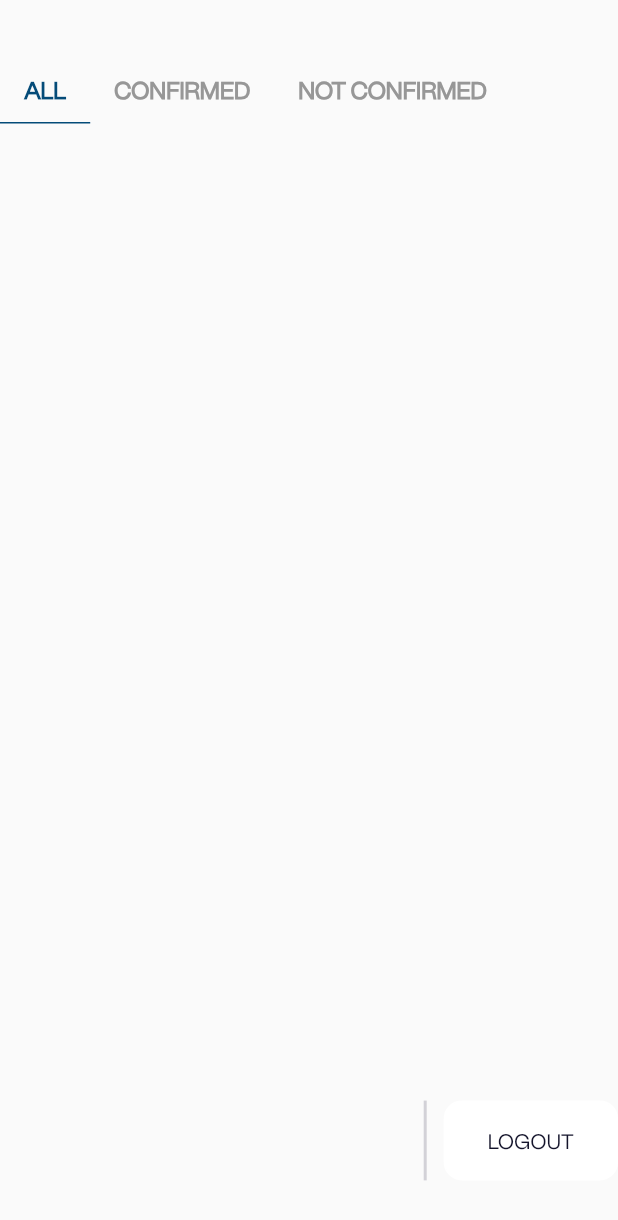
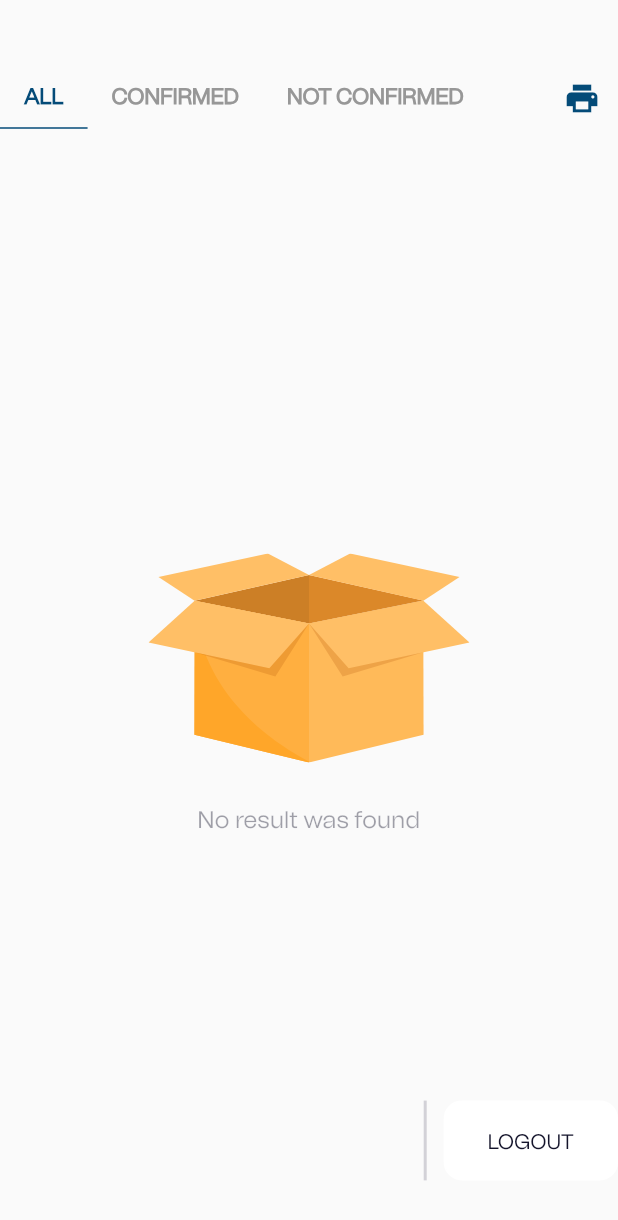
Before and after one commit to okwuy09/Arcon, a Flutter app: the AdminHome widget shown alone on an empty page, opened directly with empty values, on a phone screen of 412 x 824 dp. Shown: the top 1220 px of the screen. Run offline on Flutter 3.47's test engine with Material 2 defaults, Android fonts, the phone set to English and light mode, and no system bars; our stand-ins replace carousel_slider, cloud_firestore, firebase_auth, firebase_core, firebase_storage, flutter_spinkit and 8 more; missing offline and left inert: dart:html, image_picker_web, mime_type; accounts and stored records are empty.

Commit message:
Added Print And Calendar

```diff
--- a/lib/pages/calendar/view/view.dart
+++ /dev/null
@@ -1 +0,0 @@
-export 'default.dart';
--- a/lib/pages/home/view/home_page.dart
+++ b/lib/pages/home/view/home_page.dart
@@ -1,12 +1,16 @@
+import 'dart:convert';
+import 'dart:html' show AnchorElement;
+
 import 'package:arcon/app.dart';
 import 'package:arcon/config/config.dart';
 import 'package:arcon/controllers/controllers.dart';
 import 'package:arcon/logic/models/models.dart';
 import 'package:arcon/pages/shared/shared.dart';
-import 'package:arcon/services/authentication.dart';
-import 'package:arcon/services/database/database.dart';
+import 'package:arcon/services/services.dart';
 import 'package:cloud_firestore/cloud_firestore.dart';
 import 'package:flutter/material.dart';
+import 'package:flutter_spinkit/flutter_spinkit.dart';
+import 'package:flutter_svg/flutter_svg.dart';
 import 'package:get/get.dart';
 import 'package:step_progress_indicator/step_progress_indicator.dart';
 
@@ -79,6 +83,7 @@ class _AdminHomeState extends State<AdminHome> with TickerProviderStateMixin {
   @override
   void initState() {
     tabController = TabController(length: 3, vsync: this);
+    fetchItems();
     super.initState();
   }
 
@@ -87,6 +92,9 @@ class _AdminHomeState extends State<AdminHome> with TickerProviderStateMixin {
     tabController.dispose();
     super.dispose();
   }
+
+  List<User> participants = [];
+  bool isLoading = true;
 
   @override
   Widget build(BuildContext context) {
@@ -99,7 +107,11 @@ class _AdminHomeState extends State<AdminHome> with TickerProviderStateMixin {
           height: App.screenHeight * 0.05,
         ),
 
-        Align(
+        Row(
+          children: [
+            Expanded(
+              flex: 5,
+              child: Align(
                 alignment: Alignment.centerLeft,
                 child: SizedBox(
                   height: App.screenHeight * 0.05,
@@ -110,16 +122,24 @@ class _AdminHomeState extends State<AdminHome> with TickerProviderStateMixin {
                       borderSide: BorderSide(color: CustomColors.primary),
                     ),
                     labelColor: CustomColors.primary,
-              labelStyle: const TextStyle(
-                  fontFamily: 'TomatoGrotesk',
-                  fontSize: 16,
-                  fontWeight: FontWeight.w600
+                    labelStyle: TextStyle(
+                        fontFamily: "TomatoGrotesk",
+                        fontSize: ResponsiveWidget.isLargeScreen()
+                            ? App.screenHeight * 0.1 * 0.21 : ResponsiveWidget.isMediumScreen()
+                            ? App.screenHeight * 0.1 * 0.20 : ResponsiveWidget.isSmallScreen()
+                            ? App.screenHeight * 0.1 * 0.19 : App.screenHeight * 0.1 * 0.18,
+                        fontWeight: FontWeight.w700,
+                        letterSpacing: 0.1,
                     ),
                     unselectedLabelColor: CustomColors.grey[4],
-              unselectedLabelStyle: const TextStyle(
-                  fontFamily: 'TomatoGrotesk',
-                  fontSize: 16,
-                  fontWeight: FontWeight.w600
+                    unselectedLabelStyle: TextStyle(
+                      fontFamily: "TomatoGrotesk",
+                      fontSize: ResponsiveWidget.isLargeScreen()
+                          ? App.screenHeight * 0.1 * 0.21 : ResponsiveWidget.isMediumScreen()
+                          ? App.screenHeight * 0.1 * 0.20 : ResponsiveWidget.isSmallScreen()
+                          ? App.screenHeight * 0.1 * 0.19 : App.screenHeight * 0.1 * 0.18,
+                      fontWeight: FontWeight.w700,
+                      letterSpacing: 0.1,
                     ),
                     onTap: (index) {},
                     tabs: const [
@@ -136,6 +156,34 @@ class _AdminHomeState extends State<AdminHome> with TickerProviderStateMixin {
                   ),
                 ),
               ),
+            ),
+
+            MaterialButton(
+              height: App.screenHeight * 0.05,
+              minWidth: App.screenHeight * 0.05,
+              elevation: 0,
+              padding: EdgeInsets.zero,
+              shape: const RoundedRectangleBorder(
+                  borderRadius: BorderRadius.all(
+                    Radius.circular(12),
+                  )
+              ),
+              onPressed: () {
+                saveTextFile();
+              },
+              child: Center(
+                child: Icon(
+                  Icons.print,
+                  color: CustomColors.primary,
+                  size: ResponsiveWidget.isLargeScreen()
+                      ? App.screenHeight * 0.05 * 0.66 : ResponsiveWidget.isMediumScreen()
+                      ? App.screenHeight * 0.05 * 0.65 : ResponsiveWidget.isSmallScreen()
+                      ? App.screenHeight * 0.05 * 0.64 : App.screenHeight * 0.05 * 0.60,
+                ),
+              ),
+            )
+          ],
+        ),
 
         SizedBox(
           height: App.screenHeight * 0.02,
@@ -145,9 +193,9 @@ class _AdminHomeState extends State<AdminHome> with TickerProviderStateMixin {
           child: TabBarView(
               controller: tabController,
               children: [
-                list(UserDatabase.usersCollection.where("type", isEqualTo: "user")),
-                list(UserDatabase.usersCollection.where("type", isEqualTo: "user").where('details.paymentConfirmed', isEqualTo: "true")),
-                list(UserDatabase.usersCollection.where("type", isEqualTo: "user").where('details.paymentConfirmed', isEqualTo: "false")),
+                list(0),
+                list(1),
+                list(2),
               ]
           ),
         ),
@@ -217,16 +265,129 @@ class _AdminHomeState extends State<AdminHome> with TickerProviderStateMixin {
     );
   }
 
-  Widget list(Query query){
-    return FirestoreListView(
+  Widget list(int index){
+    List<User> filtered = [];
+
+    switch(index){
+      case 0:
+        filtered = participants;
+        break;
+      case 1:
+        for(User user in participants){
+          if(user.details["paymentConfirmed"] == "true"){
+            filtered.add(user);
+          }
+        }
+        break;
+      case 2:
+        for(User user in participants){
+          if(user.details["paymentConfirmed"] == "false"){
+            filtered.add(user);
+          }
+        }
+        break;
+    }
+
+    return Builder(
+      builder: (context) {
+        if(isLoading){
+          return const SpinKitWaveSpinner(
+            color: CustomColors.primary,
+            size: 65,
+          );
+        }
+
+        if(filtered.isEmpty){
+          return Column(
+            mainAxisAlignment: MainAxisAlignment.center,
+            children: [
+              const Expanded(child: SizedBox()),
+
+              SizedBox(
+                height: App.screenHeight * 0.3,
+                width: App.screenHeight * 0.3,
+                child: Align(
+                  alignment: Alignment.bottomCenter,
+                  child: SvgPicture.asset(
+                      'assets/images/no_result.svg',
+                      semanticsLabel: "No Event"
+                  ),
+                ),
+              ),
+
+              const SizedBox(height: 20),
+
+              CustomText(
+                'No result was found',
+                style: TextStyles(
+                  color: CustomColors.grey[5]!.withOpacity(0.4),
+                ).textBodyExtraLarge,
+              ),
+
+              const Expanded(child: SizedBox())
+            ],
+          );
+        }
+
+        return ListView.builder(
+          itemCount: filtered.length,
           shrinkWrap: true,
           scrollDirection: Axis.vertical,
-        query: query.orderBy("number", descending: false),
-        pageSize: 10,
-        itemBuilder: (context, querySnapshot, index, length) {
-          return UserItem(user: User.fromDocumentSnapshot(querySnapshot));
+          itemBuilder: (context, index) {
+            return UserItem(user: filtered[index]);
+          },
+        );
+      },
+    );
   }
-    );
+
+  void fetchItems() async {
+    List<User> users = [];
+
+    final snapshot = await UserDatabase.usersCollection
+        .where("type", isEqualTo: "user")
+        .orderBy("number", descending: false)
+        .get();
+
+    for(DocumentSnapshot documentSnapshot in snapshot.docs){
+      users.add(User.fromDocumentSnapshot(documentSnapshot));
+    }
+
+    setState(() {
+      participants = users;
+      isLoading = false;
+    });
+  }
+
+  void saveTextFile() {
+
+    String text = "LIST OF REGISTERED USERS\n\n";
+
+    for(User user in participants) {
+      String number = user.number.toString();
+      if(number.length == 1){
+        number = "00$number";
+      } else if(number.length == 2){
+        number = "0$number";
+      }
+
+      number = "ARC$number";
+
+
+      bool isPaymentSubmitted = user.details["paymentSubmitted"] == "true";
+      bool isPaymentConfirmed = user.details["paymentConfirmed"] == "true";
+      final status =  "PAYMENT ${
+          isPaymentSubmitted ? isPaymentConfirmed
+              ? "CONFIRMED" : "NOT YET CONFIRMED" : "NOT YET MADE"}";
+
+      text = "$text$number ${user.name} - $status\n";
+    }
+
+    AnchorElement()
+      ..href = '${Uri.dataFromString(text, mimeType: 'text/csv', encoding: utf8)}'
+      ..download = "participant_list"
+      ..style.display = 'none'
+      ..click();
   }
 }
 
@@ -567,8 +728,6 @@ class UserHome extends StatelessWidget {
   }
 
   Widget viewCalendar(double width) {
-    return completeRegistration(width);
-    //TODO
     return Container(
         height: ResponsiveWidget.isExtraSmallScreen()
             ? App.screenHeight * .18: ResponsiveWidget.isSmallScreen()
```
Also changed, not shown: lib/pages/calendar/calendar.dart (+37 -1 lines), lib/pages/calendar/view/default.dart (deleted, +0 -10 lines), lib/pages/home/widgets/event_countdown.dart (+6 -2 lines), assets/images/arcon_calendar.png (added), 1 other file. Lines whose indentation alone changed are shown as unchanged.
